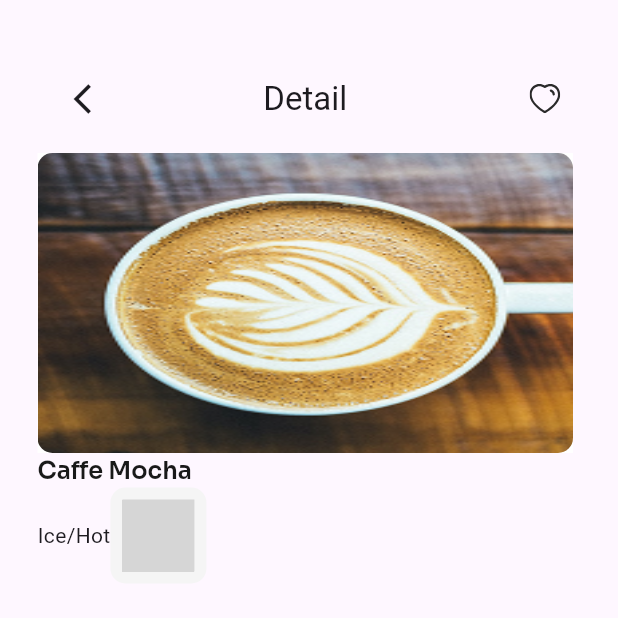
After one commit to yousef-alfalag/coffee_shop, a Flutter app: the HomeView screen opened by its route, after a tap on "Caffe Mocha", on a phone screen of 412 x 824 dp, the top half of it. The commit adds this screen. Run offline on Flutter 3.47's test engine with Material 3 defaults, Android fonts, the phone set to English and light mode, and no system bars; our stand-ins replace flutter_svg, get; grey boxes are pictures that could not be loaded.

Commit message:
create coffee detail view

```diff
--- a/lib/core/controllers/home_controller.dart
+++ b/lib/core/controllers/home_controller.dart
@@ -1,3 +1,5 @@
+import 'package:coffee_shop/features/home/data/home_data.dart';
+import 'package:coffee_shop/features/home/data/models/coffee_model.dart';
 import 'package:get/get.dart';
 
 abstract class HomeController extends GetxController {
@@ -8,6 +10,12 @@ abstract class HomeController extends GetxController {
 class HomeControllerImp extends HomeController {
   int selectedOption = 0;
   int selectedBottomNav = 0;
+  List<CoffeeModel>data=[];
+  @override
+  void onInit() {
+    initData();
+    super.onInit();
+  }
 
   @override
   onOptionPressed(index) {
@@ -20,4 +28,7 @@ class HomeControllerImp extends HomeController {
     selectedBottomNav = index;
     update();
   }
+  initData(){
+    data.addAll(homeData.map((element)=>CoffeeModel.fromJson(element)));
+  }
 }
--- a/lib/core/utils/app_assets.dart
+++ b/lib/core/utils/app_assets.dart
@@ -26,6 +26,10 @@ class Assets {
   /// assets/images/Banner1.png
   static const String imagesBanner1 = "assets/images/Banner1.png";
 
+  /// Assets for imagesBike
+  /// assets/images/bike.svg
+  static const String imagesBike = "assets/images/bike.svg";
+
   /// Assets for imagesHeart
   /// assets/images/heart.svg
   static const String imagesHeart = "assets/images/heart.svg";
@@ -38,9 +42,29 @@ class Assets {
   /// assets/images/Home1.svg
   static const String imagesHome1 = "assets/images/Home1.svg";
 
+  /// Assets for imagesIcon
+  /// assets/images/Icon.png
+  static const String imagesIcon = "assets/images/Icon.png";
+
   /// Assets for imagesIcon1
   /// assets/images/Icon1.svg
   static const String imagesIcon1 = "assets/images/Icon1.svg";
+
+  /// Assets for imagesMask
+  /// assets/images/Mask.svg
+  static const String imagesMask = "assets/images/Mask.svg";
+
+  /// Assets for imagesMask1
+  /// assets/images/Mask1.svg
+  static const String imagesMask1 = "assets/images/Mask1.svg";
+
+  /// Assets for imagesMask2
+  /// assets/images/Mask2.svg
+  static const String imagesMask2 = "assets/images/Mask2.svg";
+
+  /// Assets for imagesMaskGroup
+  /// assets/images/MaskGroup.svg
+  static const String imagesMaskGroup = "assets/images/MaskGroup.svg";
 
   /// Assets for imagesNotification
   /// assets/images/Notification.svg
--- a/lib/core/utils/app_style.dart
+++ b/lib/core/utils/app_style.dart
@@ -14,6 +14,24 @@ abstract class AppStyle {
 
     /* Color Foundation/Surface/White */
     color: AppColors.white,
+
+    /* Inside auto layout */
+    // flex: none;
+    // order: 0;
+    // flex-grow: 0;
+  );
+  static TextStyle soraw600Black = TextStyle(
+    fontFamily: 'Sora',
+    fontStyle: FontStyle.normal,
+    fontWeight: FontWeight.w600,
+    fontSize: 16,
+    // line-height: 150%;
+    /* or 48px */
+    // text-align: center;
+    letterSpacing: 0.005,
+
+    /* Color Foundation/Surface/White */
+    color: AppColors.black,
 
     /* Inside auto layout */
     // flex: none;
--- /dev/null
+++ b/lib/features/detail _item/presentation/view/detail_item_view.dart
@@ -0,0 +1,83 @@
+import 'package:coffee_shop/core/utils/app_assets.dart';
+import 'package:coffee_shop/core/utils/app_colors.dart';
+import 'package:coffee_shop/core/utils/app_style.dart';
+import 'package:coffee_shop/core/widgets/custom_icon_button.dart';
+import 'package:coffee_shop/features/home/data/models/coffee_model.dart';
+import 'package:flutter/material.dart';
+import 'package:flutter_svg/flutter_svg.dart';
+import 'package:get/get.dart';
+
+class DetailItemView extends StatelessWidget {
+  final CoffeeModel coffeeSelected;
+  const DetailItemView({super.key, required this.coffeeSelected});
+
+  @override
+  Widget build(BuildContext context) {
+    return Scaffold(
+      body: Padding(
+        padding: EdgeInsets.only(top: 30, left: 25, right: 30),
+        child: Column(
+          crossAxisAlignment: CrossAxisAlignment.start,
+          children: [
+            Padding(
+              padding: const EdgeInsets.all(8.0),
+              child: CustomNavBar(
+                title: 'Detail',
+                actionIcon: SvgPicture.asset(Assets.imagesHeart),
+              ),
+            ),
+            Center(
+              child: Container(
+                height: 200,
+                width: 400,
+                decoration: BoxDecoration(color: Colors.white),
+                child: ClipRRect(
+                  borderRadius: BorderRadius.circular(10),
+                  child: Image.asset(
+                    coffeeSelected.imagePath,
+                    fit: BoxFit.fill,
+                  ),
+                ),
+              ),
+            ),
+            Text(coffeeSelected.name, style: AppStyle.soraw600Black),
+            Row(
+              children: [
+                Text('Ice/Hot'),
+                CustomIconButton(color: AppColors.lightGray,icon: SvgPicture.asset(Assets.imagesBike)),
+              ],
+            ),
+          ],
+        ),
+      ),
+    );
+  }
+}
+
+class CustomNavBar extends StatelessWidget {
+  final String? title;
+  final Widget? actionIcon;
+  final Color? color;
+  const CustomNavBar({super.key, this.title, this.actionIcon, this.color});
+
+  @override
+  Widget build(BuildContext context) {
+    return AppBar(
+      centerTitle: true,
+      actions: actionIcon == null ? null : [actionIcon!],
+      leading: Container(
+        height: 30,
+        width: 30,
+        decoration: BoxDecoration(
+          color: color,
+          borderRadius: BorderRadius.circular(10),
+        ),
+        child: IconButton(
+          icon: Icon(Icons.arrow_back_ios),
+          onPressed: () => Get.back(),
+        ),
+      ),
+      title: title == null ? null : Text(title!),
+    );
+  }
+}
--- /dev/null
+++ b/lib/features/home/data/models/coffee_model.dart
@@ -0,0 +1,69 @@
+class CoffeeModel {
+  final int id;
+  final String name;
+  final String description;
+  final double price;
+  final String imagePath;
+  final String category;
+  final bool isFavorite;
+  final double rating;
+
+  CoffeeModel({
+    required this.id,
+    required this.name,
+    required this.description,
+    required this.price,
+    required this.imagePath,
+    required this.category,
+    this.isFavorite = false,
+    this.rating = 0.0,
+  });
+
+  factory CoffeeModel.fromJson(Map<String, dynamic> json) {
+    return CoffeeModel(
+      id: json['id'] as int,
+      name: json['name'] as String,
+      description: json['description'] as String,
+      price: (json['price'] as num).toDouble(),
+      imagePath: json['imagePath'] as String,
+      category: json['category'] as String,
+      isFavorite: json['isFavorite'] as bool? ?? false,
+      rating: (json['rating'] as num?)?.toDouble() ?? 0.0,
+    );
+  }
+
+  Map<String, dynamic> toJson() {
+    return {
+      'id': id,
+      'name': name,
+      'description': description,
+      'price': price,
+      'imageUrl': imagePath,
+      'category': category,
+      'isFavorite': isFavorite,
+      'rating': rating,
+    };
+  }
+
+  CoffeeModel copyWith({
+    int? id,
+    String? name,
+    String? description,
+    double? price,
+    String? imagePath,
+    String? category,
+    bool? isFavorite,
+    double? rating,
+  }) {
+    return CoffeeModel(
+      id: id ?? this.id,
+      name: name ?? this.name,
+      description: description ?? this.description,
+      price: price ?? this.price,
+      imagePath: imagePath ?? this.imagePath,
+      category: category ?? this.category,
+      isFavorite: isFavorite ?? this.isFavorite,
+      rating: rating ?? this.rating,
+    );
+  }
+}
--- a/lib/features/home/presentation/view/home_view.dart
+++ b/lib/features/home/presentation/view/home_view.dart
@@ -3,6 +3,7 @@ import 'package:coffee_shop/core/utils/app_assets.dart';
 import 'package:coffee_shop/core/utils/app_colors.dart';
 import 'package:coffee_shop/core/utils/app_style.dart';
 import 'package:coffee_shop/core/widgets/custom_icon_button.dart';
+import 'package:coffee_shop/features/detail%20_item/presentation/view/detail_item_view.dart';
 import 'package:flutter/material.dart';
 import 'package:flutter_svg/svg.dart';
 import 'package:get/get.dart';
@@ -12,7 +13,7 @@ class HomeView extends StatelessWidget {
 
   @override
   Widget build(BuildContext context) {
-    Get.put(HomeControllerImp());
+    HomeControllerImp controller= Get.put(HomeControllerImp());
     return Scaffold(
       bottomNavigationBar: GetBuilder<HomeControllerImp>(
         builder: (controller) {
@@ -212,7 +213,7 @@ class HomeView extends StatelessWidget {
               child: GridView.builder(
                 // physics: NeverScrollableScrollPhysics(),
                 shrinkWrap: true,
-                itemCount: 10,
+                itemCount: controller.data.length,
                 gridDelegate: SliverGridDelegateWithFixedCrossAxisCount(
                   crossAxisCount: 2,
                   childAspectRatio: 0.8,
@@ -220,7 +221,9 @@ class HomeView extends StatelessWidget {
                   mainAxisSpacing: 10,
                 ),
                 itemBuilder:
-                    (context, index) => Container(
+                    (context, index) => GestureDetector(
+                      onTap: () => Get.to(DetailItemView(coffeeSelected: controller.data[index],)),
+                      child: Container(
                         margin: EdgeInsets.symmetric(
                           horizontal: 10,
                           vertical: 10,
@@ -281,6 +284,7 @@ class HomeView extends StatelessWidget {
                       ),
                     ),
               ),
+            ),
           ],
         ),
       ),
```
Also changed, not shown: lib/features/home/data/home_data.dart (added, +43 -0 lines), assets/images/Icon.png (added), assets/images/Mask.svg (added), assets/images/Mask1.svg (added), assets/images/Mask2.svg (added), assets/images/MaskGroup.svg (added), assets/images/bike.svg (added), assets/images/heart.svg. Lines whose indentation alone changed are shown as unchanged.
